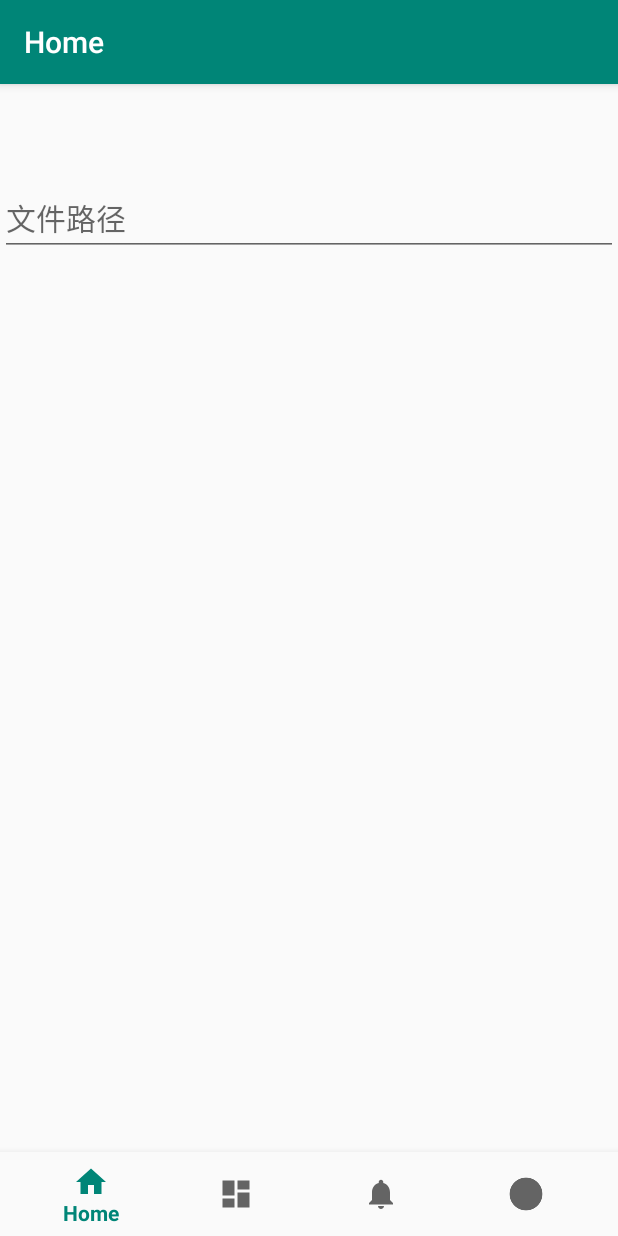
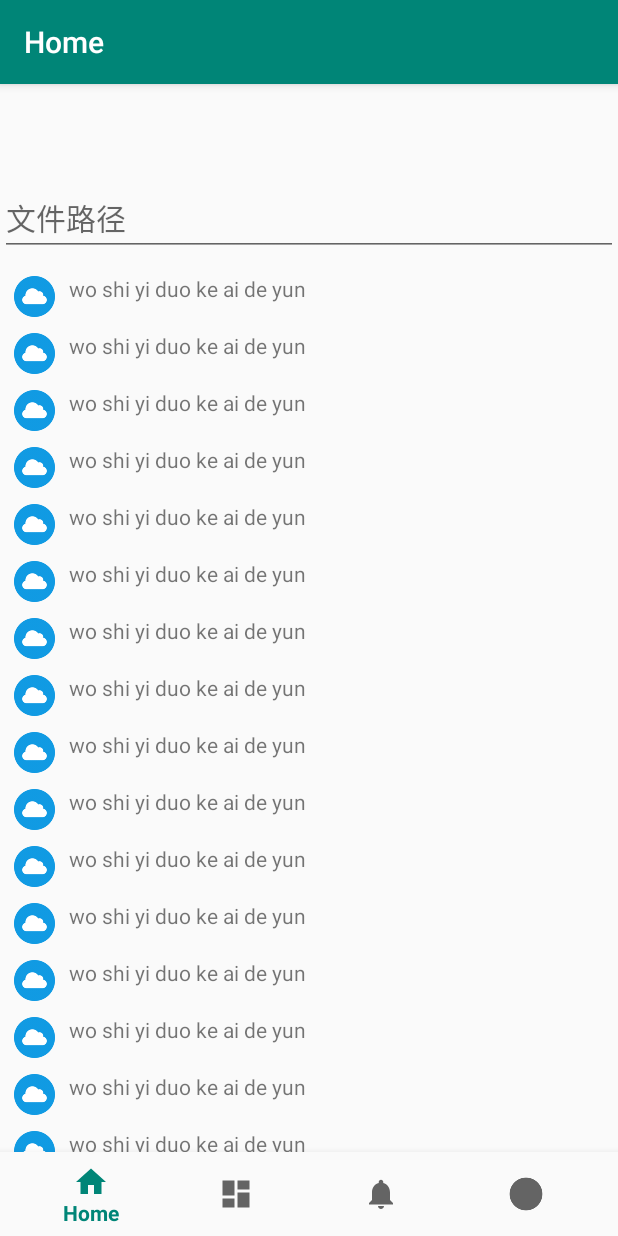
Before and after one commit to suao123/BaiDuYun, an Android app: the HomeFragment screen opened directly, with no data from a screen before it, on a phone screen of 412 x 824 dp. Run offline under Robolectric (Android 15) with nearby library versions, the phone set to English and light mode, and no system bars; our stand-ins replace navigation-ui; network calls fail.

Commit message:
Merge branch 'master' of https://github.com/suao123/BaiDuYun
# Conflicts:
#	app/src/main/java/com/example/baiduyun/MainActivity.java

```diff
--- a/app/src/main/java/com/example/baiduyun/ui/home/HomeFragment.java
+++ b/app/src/main/java/com/example/baiduyun/ui/home/HomeFragment.java
@@ -9,6 +9,7 @@ import android.widget.TextView;
 import androidx.annotation.Nullable;
 import androidx.annotation.NonNull;
 import androidx.fragment.app.Fragment;
+import androidx.fragment.app.FragmentManager;
 import androidx.lifecycle.Observer;
 import androidx.lifecycle.ViewModelProviders;
 import androidx.recyclerview.widget.LinearLayoutManager;
@@ -23,11 +24,8 @@ import java.util.ArrayList;
 import java.util.List;
 
 public class HomeFragment extends Fragment {
-
     private HomeViewModel homeViewModel;
     private List<Cloud> cloudList = new ArrayList<>();
-
-
     public View onCreateView(@NonNull LayoutInflater inflater,
                              ViewGroup container, Bundle savedInstanceState) {
         homeViewModel =
@@ -35,7 +33,7 @@ public class HomeFragment extends Fragment {
         View root = inflater.inflate(R.layout.fragment_home, container, false);
 
         initCloud();
-        RecyclerView recyclerView = (RecyclerView)getView().findViewById(R.id.recycle_view_1);
+        RecyclerView recyclerView = (RecyclerView)root.findViewById(R.id.recycle_view_1);
         LinearLayoutManager linearLayoutManager = new LinearLayoutManager(getContext());
         recyclerView.setLayoutManager(linearLayoutManager);
         CloudAdapter adapter = new CloudAdapter(cloudList);
--- a/app/src/main/res/layout/file_recyclerview_item.xml
+++ b/app/src/main/res/layout/file_recyclerview_item.xml
@@ -15,7 +15,7 @@
 
     <TextView
         android:id="@+id/file_name"
-        android:layout_width="0dp"
+        android:layout_width="wrap_content"
         android:layout_height="wrap_content"
         android:layout_marginLeft="8dp"
         android:layout_marginTop="8dp"
```
